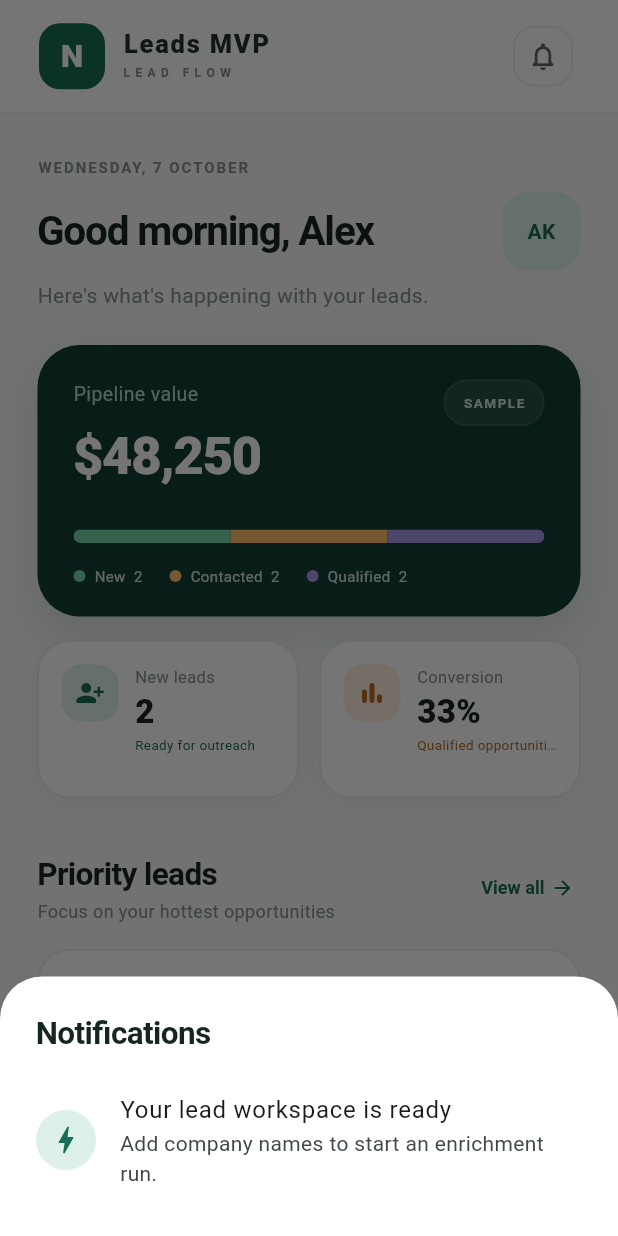
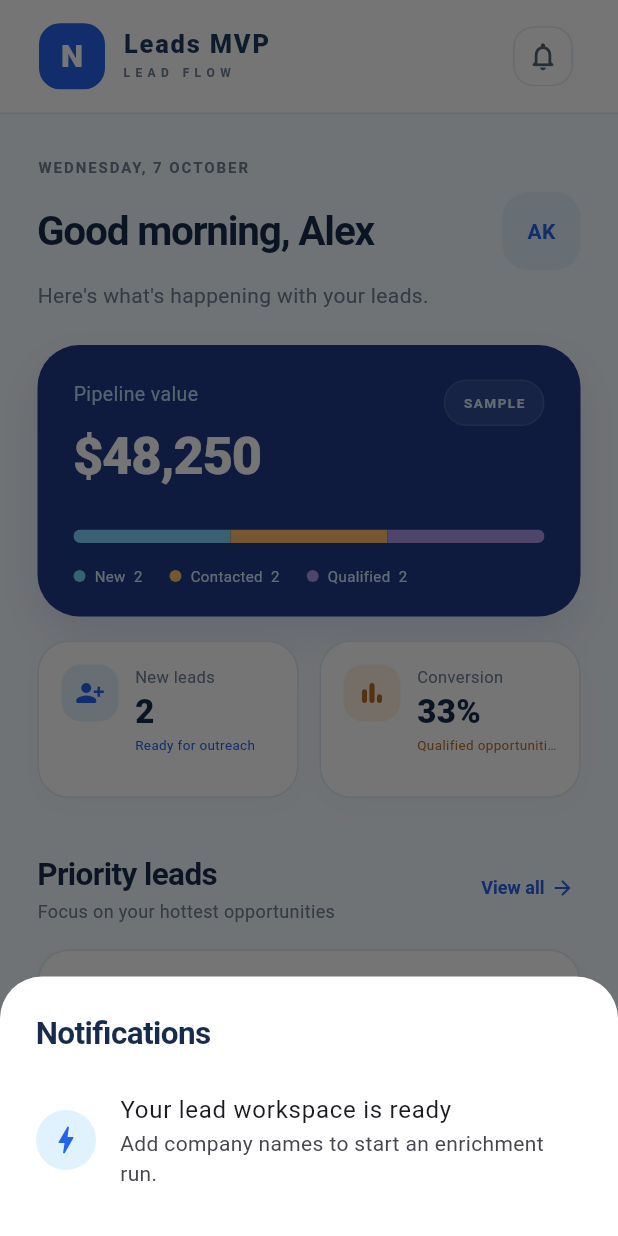
Before and after one commit to muhammadbinriaz/flutter-project, a Flutter app: the screen it shows after launch, after a tap on the "notifications none" icon, on a phone screen of 412 x 824 dp. Run offline on Flutter 3.47's test engine with Material 3 defaults, Android fonts, the phone set to English and light mode, and no system bars; missing offline and left inert: file_saver.

Commit message:
Use blue and sky-blue app theme

```diff
--- a/lib/app.dart
+++ b/lib/app.dart
@@ -22,18 +22,18 @@ class LeadsMvpApp extends StatelessWidget {
         fontFamily: 'Roboto',
         textTheme: const TextTheme(
           headlineMedium: TextStyle(
-            color: Color(0xFF15251F),
+            color: Color(0xFF172B4D),
             fontSize: 27,
             fontWeight: FontWeight.w700,
             letterSpacing: -0.8,
           ),
           titleLarge: TextStyle(
-            color: Color(0xFF15251F),
+            color: Color(0xFF172B4D),
             fontSize: 21,
             fontWeight: FontWeight.w700,
             letterSpacing: -0.4,
           ),
-          bodyMedium: TextStyle(color: Color(0xFF52615B), fontSize: 14),
+          bodyMedium: TextStyle(color: Color(0xFF52657A), fontSize: 14),
         ),
       ),
       home: const LeadFlowHome(),
--- a/lib/screens/parts/app_chrome_bottom.dart
+++ b/lib/screens/parts/app_chrome_bottom.dart
@@ -6,7 +6,7 @@ extension _AppChromeBottom on _LeadFlowHomeState {
     return Container(
       width: double.infinity,
       padding: const EdgeInsets.fromLTRB(25, 12, 25, 13),
-      color: const Color(0xFFEAF5F0),
+      color: const Color(0xFFEAF6FF),
       child: Column(
         crossAxisAlignment: CrossAxisAlignment.start,
         children: [
@@ -50,7 +50,7 @@ extension _AppChromeBottom on _LeadFlowHomeState {
             value: progress,
             minHeight: 4,
             borderRadius: BorderRadius.circular(10),
-            backgroundColor: const Color(0xFFD3E4DC),
+            backgroundColor: const Color(0xFFD7EAFE),
             color: LeadsColors.forest,
           ),
         ],
--- a/lib/screens/parts/app_chrome_top.dart
+++ b/lib/screens/parts/app_chrome_top.dart
@@ -36,7 +36,7 @@ extension _AppChromeTop on _LeadFlowHomeState {
               Text(
                 'Leads MVP',
                 style: TextStyle(
-                  color: Color(0xFF20342C),
+                  color: Color(0xFF1E3A5F),
                   fontSize: 17,
                   fontWeight: FontWeight.w800,
                   letterSpacing: 1.2,
@@ -60,7 +60,7 @@ extension _AppChromeTop on _LeadFlowHomeState {
             tooltip: 'Notifications',
             onPressed: _showNotifications,
             style: IconButton.styleFrom(
-              foregroundColor: const Color(0xFF586D63),
+              foregroundColor: const Color(0xFF52657A),
               side: const BorderSide(color: LeadsColors.line),
               shape: RoundedRectangleBorder(
                 borderRadius: BorderRadius.circular(14),
--- a/lib/screens/parts/dashboard_view.dart
+++ b/lib/screens/parts/dashboard_view.dart
@@ -17,7 +17,7 @@ extension _DashboardView on _LeadFlowHomeState {
                 title: 'New leads',
                 value: '$_newLeads',
                 caption: 'Ready for outreach',
-                tint: const Color(0xFFE1F3EC),
+                tint: const Color(0xFFE0F2FE),
                 iconColor: LeadsColors.forest,
               ),
             ),
@@ -176,7 +176,7 @@ extension _DashboardView on _LeadFlowHomeState {
                   children: [
                     const Text(
                       'Pipeline value',
-                      style: TextStyle(color: Color(0xFFB9D6CC), fontSize: 13),
+                      style: TextStyle(color: Color(0xFFBFD7F5), fontSize: 13),
                     ),
                     const SizedBox(height: 7),
                     Text(
@@ -202,7 +202,7 @@ extension _DashboardView on _LeadFlowHomeState {
                 child: const Text(
                   'SAMPLE',
                   style: TextStyle(
-                    color: Color(0xFFD2E2DC),
+                    color: Color(0xFFD8E8F5),
                     fontSize: 9,
                     fontWeight: FontWeight.w700,
                     letterSpacing: 1,
@@ -216,7 +216,7 @@ extension _DashboardView on _LeadFlowHomeState {
             borderRadius: BorderRadius.circular(10),
             child: Row(
               children: [
-                _progressSegment(_newLeads, const Color(0xFF73D3AB)),
+                _progressSegment(_newLeads, const Color(0xFF7DD3FC)),
                 _progressSegment(_contactedLeads, const Color(0xFFFFC06D)),
                 _progressSegment(_qualifiedLeads, const Color(0xFFA797E6)),
               ],
@@ -228,7 +228,7 @@ extension _DashboardView on _LeadFlowHomeState {
             runSpacing: 8,
             children: [
               LegendItem(
-                color: const Color(0xFF73D3AB),
+                color: const Color(0xFF7DD3FC),
                 label: 'New',
                 count: _newLeads,
               ),
--- a/lib/screens/parts/insights_profile_view.dart
+++ b/lib/screens/parts/insights_profile_view.dart
@@ -19,7 +19,7 @@ extension _InsightsProfileView on _LeadFlowHomeState {
               label: 'New',
               count: _newLeads,
               total: total,
-              color: const Color(0xFF73D3AB),
+              color: const Color(0xFF7DD3FC),
             ),
             InsightRow(
               label: 'Contacted',
@@ -95,7 +95,7 @@ extension _InsightsProfileView on _LeadFlowHomeState {
                   Text(
                     'Alex Khan',
                     style: TextStyle(
-                      color: Color(0xFF1B2B24),
+                      color: Color(0xFF172B4D),
                       fontWeight: FontWeight.w700,
                       fontSize: 16,
                     ),
--- a/lib/theme/leads_theme.dart
+++ b/lib/theme/leads_theme.dart
@@ -1,10 +1,10 @@
 import 'package:flutter/material.dart';
 
 abstract final class LeadsColors {
-  static const forest = Color(0xFF176D55);
-  static const deepForest = Color(0xFF123F33);
-  static const mint = Color(0xFFDDF1EA);
-  static const canvas = Color(0xFFF6F9F7);
-  static const muted = Color(0xFF84928C);
-  static const line = Color(0xFFE3EBE7);
+  static const forest = Color(0xFF2563EB);
+  static const deepForest = Color(0xFF1E3A8A);
+  static const mint = Color(0xFFE0F2FE);
+  static const canvas = Color(0xFFF5FAFF);
+  static const muted = Color(0xFF718096);
+  static const line = Color(0xFFDCEAF5);
 }
--- a/lib/utils/lead_formatters.dart
+++ b/lib/utils/lead_formatters.dart
@@ -23,14 +23,14 @@ String statusLabel(LeadStatus status) => switch (status) {
 Color statusColor(LeadStatus status) => switch (status) {
       LeadStatus.newLead => const Color(0xFFE5F3FB),
       LeadStatus.contacted => const Color(0xFFFFF0E0),
-      LeadStatus.qualified => const Color(0xFFE5F2EC),
+      LeadStatus.qualified => const Color(0xFFE0F2FE),
       LeadStatus.failed => const Color(0xFFFCE8E6),
     };
 
 Color statusInk(LeadStatus status) => switch (status) {
       LeadStatus.newLead => const Color(0xFF2777A4),
       LeadStatus.contacted => const Color(0xFFB66B23),
-      LeadStatus.qualified => const Color(0xFF427D64),
+      LeadStatus.qualified => const Color(0xFF2563EB),
       LeadStatus.failed => const Color(0xFFB3261E),
     };
 
--- a/lib/widgets/dashboard_widgets.dart
+++ b/lib/widgets/dashboard_widgets.dart
@@ -47,7 +47,7 @@ class MetricCard extends StatelessWidget {
                 Text(
                   value,
                   style: const TextStyle(
-                    color: Color(0xFF17251F),
+                    color: Color(0xFF172B4D),
                     fontSize: 22,
                     fontWeight: FontWeight.w800,
                     height: 1.15,
@@ -149,7 +149,7 @@ class LegendItem extends StatelessWidget {
         const SizedBox(width: 6),
         Text(
           '$label  $count',
-          style: const TextStyle(color: Color(0xFFD2E2DC), fontSize: 10),
+          style: const TextStyle(color: Color(0xFFD8E8F5), fontSize: 10),
         ),
       ],
     );
@@ -189,7 +189,7 @@ class InsightRow extends StatelessWidget {
                 child: Text(
                   label,
                   style: const TextStyle(
-                    color: Color(0xFF33443B),
+                    color: Color(0xFF334E68),
                     fontSize: 13,
                     fontWeight: FontWeight.w600,
                   ),
@@ -198,7 +198,7 @@ class InsightRow extends StatelessWidget {
               Text(
                 '$count',
                 style: const TextStyle(
-                  color: Color(0xFF1B2923),
+                  color: Color(0xFF172B4D),
                   fontWeight: FontWeight.w700,
                 ),
               ),
@@ -209,7 +209,7 @@ class InsightRow extends StatelessWidget {
             value: progress,
             minHeight: 6,
             borderRadius: BorderRadius.circular(8),
-            backgroundColor: const Color(0xFFEEF2F0),
+            backgroundColor: const Color(0xFFF0F6FC),
             color: color,
           ),
         ],
@@ -241,7 +241,7 @@ class PipelineDetailCard extends StatelessWidget {
           Text(
             title,
             style: const TextStyle(
-              color: Color(0xFF1B2923),
+              color: Color(0xFF172B4D),
               fontSize: 16,
               fontWeight: FontWeight.w700,
             ),
@@ -270,7 +270,7 @@ class SnapshotRow extends StatelessWidget {
           Text(
             value,
             style: const TextStyle(
-              color: Color(0xFF1B2923),
+              color: Color(0xFF172B4D),
               fontWeight: FontWeight.w700,
             ),
           ),
@@ -319,7 +319,7 @@ class ProfileRow extends StatelessWidget {
                     Text(
                       title,
                       style: const TextStyle(
-                        color: Color(0xFF26382F),
+                        color: Color(0xFF29415F),
                         fontWeight: FontWeight.w600,
                         fontSize: 13,
                       ),
--- a/lib/widgets/lead_cards.dart
+++ b/lib/widgets/lead_cards.dart
@@ -21,11 +21,11 @@ class LeadCard extends StatelessWidget {
   Color get _avatarColor {
     switch (lead.status) {
       case LeadStatus.newLead:
-        return const Color(0xFFE0F0F4);
+        return const Color(0xFFE0F2FE);
       case LeadStatus.contacted:
         return const Color(0xFFFFECD9);
       case LeadStatus.qualified:
-        return const Color(0xFFECE7F7);
+        return const Color(0xFFE0E7FF);
       case LeadStatus.failed:
         return const Color(0xFFFCE8E6);
     }
@@ -34,11 +34,11 @@ class LeadCard extends StatelessWidget {
   Color get _avatarInk {
     switch (lead.status) {
       case LeadStatus.newLead:
-        return const Color(0xFF39758D);
+        return const Color(0xFF0284C7);
       case LeadStatus.contacted:
-        return const Color(0xFFAA6A2B);
+        return const Color(0xFF2563EB);
       case LeadStatus.qualified:
-        return const Color(0xFF7564A9);
+        return const Color(0xFF6366F1);
       case LeadStatus.failed:
         return const Color(0xFFB3261E);
     }
@@ -85,7 +85,7 @@ class LeadCard extends StatelessWidget {
                       maxLines: 1,
                       overflow: TextOverflow.ellipsis,
                       style: const TextStyle(
-                        color: Color(0xFF1B2923),
+                        color: Color(0xFF172B4D),
                         fontSize: 14,
                         fontWeight: FontWeight.w700,
                       ),
@@ -110,7 +110,7 @@ class LeadCard extends StatelessWidget {
                   Text(
                     lead.value > 0 ? formatCurrency(lead.value) : 'N/A',
                     style: const TextStyle(
-                      color: Color(0xFF1B2923),
+                      color: Color(0xFF172B4D),
                       fontWeight: FontWeight.w700,
                       fontSize: 14,
                     ),
@@ -164,7 +164,7 @@ class ContactButton extends StatelessWidget {
         tooltip: tooltip,
         onPressed: onPressed,
         style: IconButton.styleFrom(
-          foregroundColor: const Color(0xFF62746B),
+          foregroundColor: const Color(0xFF64748B),
           side: const BorderSide(color: LeadsColors.line),
           shape: RoundedRectangleBorder(borderRadius: BorderRadius.circular(11)),
         ),
@@ -219,13 +219,13 @@ class LeadStatusFilterChip extends StatelessWidget {
         selected: selected,
         onSelected: (_) => onTap(),
         labelStyle: TextStyle(
-          color: selected ? LeadsColors.forest : const Color(0xFF697970),
+          color: selected ? LeadsColors.forest : const Color(0xFF64748B),
           fontSize: 11,
           fontWeight: selected ? FontWeight.w700 : FontWeight.w500,
         ),
         backgroundColor: Colors.white,
         selectedColor: LeadsColors.mint,
-        side: BorderSide(color: selected ? const Color(0xFFCDE8DE) : LeadsColors.line),
+        side: BorderSide(color: selected ? const Color(0xFFCFE3FA) : LeadsColors.line),
         showCheckmark: false,
         shape: RoundedRectangleBorder(borderRadius: BorderRadius.circular(20)),
         padding: const EdgeInsets.symmetric(horizontal: 7, vertical: 4),
@@ -250,7 +250,7 @@ class EmptyLeads extends StatelessWidget {
           const Text(
             'No matching leads',
             style: TextStyle(
-              color: Color(0xFF1B2923),
+              color: Color(0xFF172B4D),
               fontWeight: FontWeight.w700,
               fontSize: 15,
             ),
@@ -282,9 +282,9 @@ class DemoNote extends StatelessWidget {
     return Container(
       padding: const EdgeInsets.all(15),
       decoration: BoxDecoration(
-        color: const Color(0xFFEDF5F1),
+        color: const Color(0xFFEDF7FF),
         borderRadius: BorderRadius.circular(17),
-        border: Border.all(color: const Color(0xFFDCEBE3)),
+        border: Border.all(color: const Color(0xFFDCEBFA)),
       ),
       child: Row(
         children: [
--- a/lib/widgets/lead_sheets.dart
+++ b/lib/widgets/lead_sheets.dart
@@ -40,7 +40,7 @@ class _CampaignSheetState extends State<CampaignSheet> {
                 width: 38,
                 height: 4,
                 decoration: BoxDecoration(
-                  color: const Color(0xFFDCE4DF),
+                  color: const Color(0xFFDCEAF5),
                   borderRadius: BorderRadius.circular(3),
                 ),
               ),
@@ -49,7 +49,7 @@ class _CampaignSheetState extends State<CampaignSheet> {
             const Text(
               'Find your next leads',
               style: TextStyle(
-                color: Color(0xFF182A21),
+                color: Color(0xFF172B4D),
                 fontSize: 23,
                 fontWeight: FontWeight.w800,
                 letterSpacing: -0.5,
@@ -64,7 +64,7 @@ class _CampaignSheetState extends State<CampaignSheet> {
             const Text(
               'COMPANIES OR WEBSITES',
               style: TextStyle(
-                color: Color(0xFF687970),
+                color: Color(0xFF64748B),
                 fontSize: 10,
                 fontWeight: FontWeight.w700,
                 letterSpacing: 1,
@@ -180,7 +180,7 @@ class LeadDetailsSheet extends StatelessWidget {
               width: 38,
               height: 4,
               decoration: BoxDecoration(
-                color: const Color(0xFFDCE4DF),
+                color: const Color(0xFFDCEAF5),
                 borderRadius: BorderRadius.circular(3),
               ),
             ),
@@ -207,7 +207,7 @@ class LeadDetailsSheet extends StatelessWidget {
                     Text(
                       lead.name,
                       style: const TextStyle(
-                        color: Color(0xFF1B2923),
+                        color: Color(0xFF172B4D),
                         fontSize: 18,
                         fontWeight: FontWeight.w700,
                       ),
@@ -296,7 +296,7 @@ class DetailRow extends StatelessWidget {
             child: Text(
               value,
               style: const TextStyle(
-                color: Color(0xFF26382F),
+                color: Color(0xFF29415F),
                 fontSize: 12,
                 fontWeight: FontWeight.w500,
               ),
```
